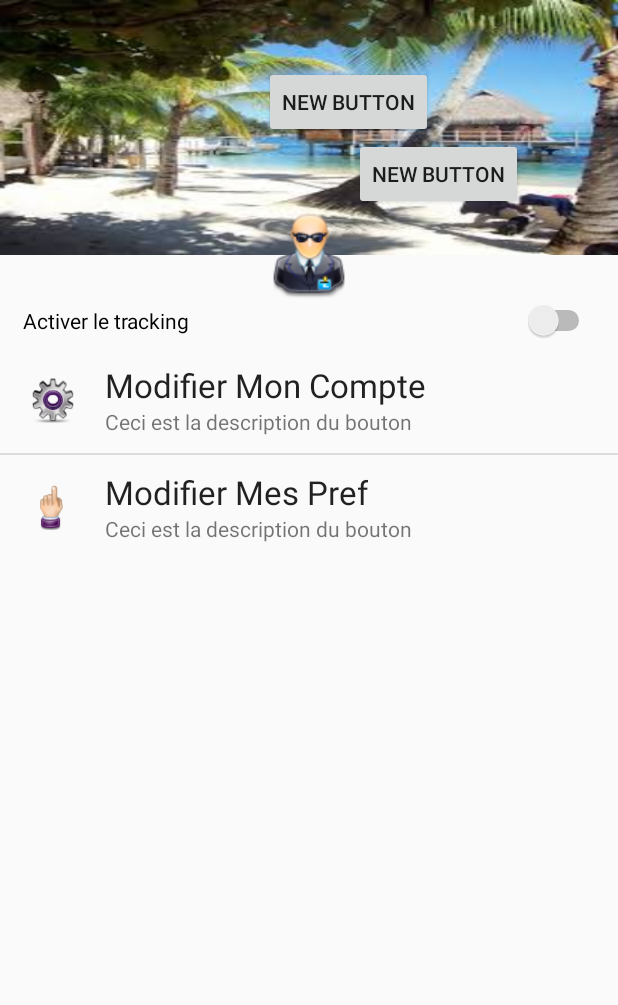
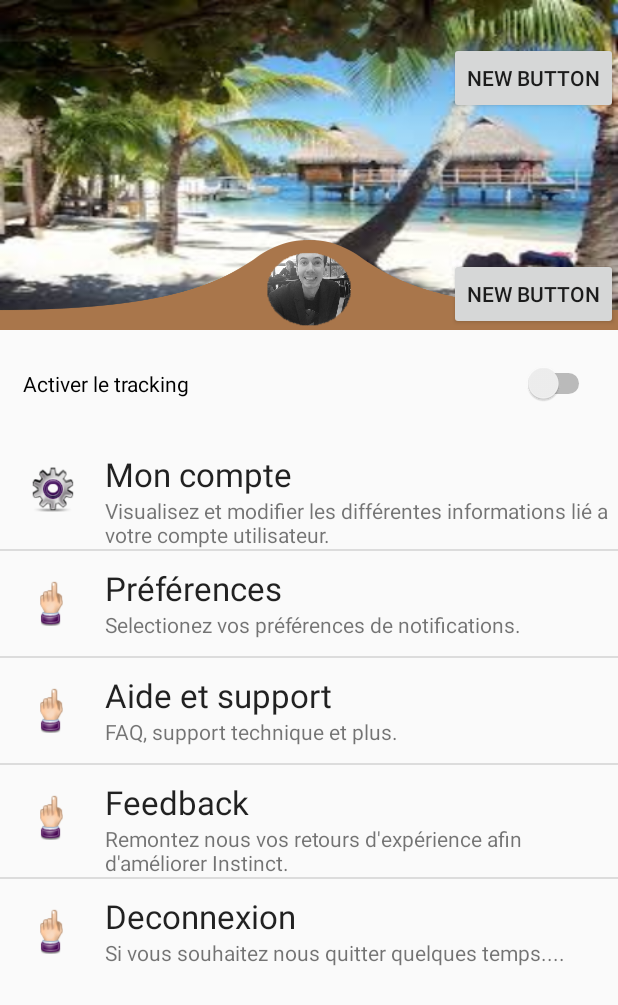
Before and after one commit to SebI0/HHD2K15, an Android app: the screen it shows after launch (UserCompteActivity), on a phone screen of 412 x 824 dp. Shown: the top 1005 px of the screen. Run offline under Robolectric (Android 15) with nearby library versions, the light colour scheme and no system bars; libraries missing offline, so code that uses them is left out: com.loopj.android, cz.msebera.android.

Commit message:
Ajout d'élément graphique sur le compte profil

```diff
--- a/app/src/main/java/com/seb/hhd2k15/ItemMenuUser.java
+++ b/app/src/main/java/com/seb/hhd2k15/ItemMenuUser.java
@@ -30,10 +30,16 @@ public class ItemMenuUser {
 
     private static void creationDeToutLesItems(ArrayList<ItemMenuUser> LIST, Context c) {
         // Modifier Mon Compte
-        ItemMenuUser ModifierMonCompte = new ItemMenuUser("Modifier Mon Compte", "Ceci est la description du bouton", c.getResources().getDrawable(R.drawable.modifier_compte_user_icon));
+        ItemMenuUser ModifierMonCompte = new ItemMenuUser("Mon compte", "Visualisez et modifier les différentes informations lié a votre compte utilisateur.", c.getResources().getDrawable(R.drawable.modifier_compte_user_icon));
         LIST.add(ModifierMonCompte);
-        ItemMenuUser ModifierMesPreferances = new ItemMenuUser("Modifier Mes Pref", "Ceci est la description du bouton", c.getResources().getDrawable(R.drawable.modifier_pref_user_icon));
+        ItemMenuUser ModifierMesPreferances = new ItemMenuUser("Préférences", "Selectionez vos préférences de notifications.", c.getResources().getDrawable(R.drawable.modifier_pref_user_icon));
         LIST.add(ModifierMesPreferances);
+        ItemMenuUser Help = new ItemMenuUser("Aide et support", "FAQ, support technique et plus.", c.getResources().getDrawable(R.drawable.modifier_pref_user_icon));
+        LIST.add(Help);
+        ItemMenuUser Feedback = new ItemMenuUser("Feedback", "Remontez nous vos retours d'expérience afin d'améliorer Instinct.", c.getResources().getDrawable(R.drawable.modifier_pref_user_icon));
+        LIST.add(Feedback);
+        ItemMenuUser Logout= new ItemMenuUser("Deconnexion", "Si vous souhaitez nous quitter quelques temps....", c.getResources().getDrawable(R.drawable.modifier_pref_user_icon));
+        LIST.add(Logout);
     }
 
     public String getName() {
--- a/app/src/main/java/com/seb/hhd2k15/MainActivity.java
+++ b/app/src/main/java/com/seb/hhd2k15/MainActivity.java
@@ -31,12 +31,4 @@ public class MainActivity extends AppCompatActivity {
 
 
     }
-
-
-<<<<<<< HEAD
-
-
-
-=======
->>>>>>> bdd34442a974d1a3dce49026d2fcf6bf7adf5904
 }
--- a/app/src/main/java/com/seb/hhd2k15/Tag.java
+++ b/app/src/main/java/com/seb/hhd2k15/Tag.java
@@ -29,10 +29,10 @@ public class Tag {
         list.add(new Tag("#Point de vue"));
         list.add(new Tag("#Romantique"));
         list.add(new Tag("#Photographique"));
-        list.add(new Tag("#yolo"));
-        list.add(new Tag("#yolo"));
-        list.add(new Tag("#yolo"));
-        list.add(new Tag("#yolo"));
+        list.add(new Tag("#Culturel"));
+        list.add(new Tag("#Insolite"));
+        list.add(new Tag("#Marchants locaux"));
+        list.add(new Tag("#Événément"));
 
 
         return list;
--- a/app/src/main/res/layout/activity_userprofile.xml
+++ b/app/src/main/res/layout/activity_userprofile.xml
@@ -14,7 +14,7 @@
 
         <RelativeLayout
             android:layout_width="match_parent"
-            android:layout_height="200dp"
+            android:layout_height="220dp"
             android:id="@+id/topBarEditAccount">
 
             <ImageView
@@ -23,38 +23,57 @@
                 android:id="@+id/imgView"
                 android:src="@drawable/background_sample"
                 android:scaleType="fitXY"
-                android:adjustViewBounds="false" />
-            <ImageView
-                android:layout_width="60dp"
-                android:layout_height="60dp"
-                android:layout_alignParentBottom="true"
-                android:layout_centerHorizontal="true"
-                android:src="@drawable/anonymous_user_icon"
-                android:id="@+id/imageView2" />
+                android:adjustViewBounds="false"
+                android:layout_alignParentTop="true"
+                android:layout_alignParentBottom="true" />
+
+            <RelativeLayout
+                android:layout_width="match_parent"
+                android:layout_height="match_parent"
+                android:layout_below="@+id/curlTest">
 
                 <Button
                     android:layout_width="wrap_content"
                     android:layout_height="wrap_content"
                     android:text="New Button"
                     android:id="@+id/curlTest"
-                android:layout_above="@+id/imageView2"
-                android:layout_toRightOf="@+id/imageView2"
-                android:layout_toEndOf="@+id/imageView2" />
+                    android:layout_alignBottom="@+id/imageView2"
+                    android:layout_alignParentRight="true"
+                    android:layout_alignParentEnd="true" />
 
                 <Button
                     android:layout_width="wrap_content"
                     android:layout_height="wrap_content"
                     android:text="New Button"
                     android:id="@+id/button"
-                android:layout_above="@+id/curlTest"
-                android:layout_alignLeft="@+id/imageView2"
-                android:layout_alignStart="@+id/imageView2" />
+                    android:layout_alignParentTop="true"
+                    android:layout_alignLeft="@+id/curlTest"
+                    android:layout_alignStart="@+id/curlTest"
+                    android:layout_marginTop="28dp" />
+
+                <ImageView
+                    android:layout_width="60dp"
+                    android:layout_height="60dp"
+                    android:src="@drawable/profile_seb"
+                    android:id="@+id/imageView2"
+                    android:layout_alignParentBottom="true"
+                    android:layout_centerHorizontal="true" />
+
+                <ImageView
+                    android:layout_width="wrap_content"
+                    android:layout_height="wrap_content"
+                    android:id="@+id/ProfilePicCadre"
+                    android:background="@drawable/profilepic"
+                    android:layout_alignTop="@+id/imageView2"
+                    android:layout_alignParentLeft="true"
+                    android:layout_alignParentStart="true" />
+            </RelativeLayout>
 
         </RelativeLayout>
 
         <RelativeLayout
             android:layout_width="match_parent"
-            android:layout_height="32dp"
+            android:layout_height="71dp"
             android:id="@+id/MiddleBarEditTracking">
 
             <RelativeLayout
@@ -67,19 +86,20 @@
                     android:text="Activer le tracking"
                     android:id="@+id/SwitchTracking"
                     android:checked="false"
-                    android:layout_alignParentTop="true"
                     android:nestedScrollingEnabled="false"
                     android:onClick="SwitchGPSChanged"
                     android:paddingLeft="15dp"
-                    android:paddingRight="15dp" />
+                    android:paddingRight="15dp"
+                    android:layout_centerVertical="true"
+                    android:layout_alignParentLeft="true"
+                    android:layout_alignParentStart="true" />
             </RelativeLayout>
 
         </RelativeLayout>
 
         <RelativeLayout
             android:layout_width="match_parent"
-            android:layout_height="263dp"
-            >
+            android:layout_height="match_parent">
 
             <ListView
                 android:layout_width="wrap_content"
@@ -90,9 +110,5 @@
                 android:layout_alignParentStart="true" />
         </RelativeLayout>
 
-        <RelativeLayout
-            android:layout_width="match_parent"
-            android:layout_height="match_parent"></RelativeLayout>
-
     </LinearLayout>
 </android.support.design.widget.CoordinatorLayout>
```
Also changed, not shown: app/src/main/res/drawable/profile_pics/profilepic.png (added), app/src/main/res/drawable/profile_seb.png (added), app/src/main/res/drawable/profilepic.png (added), 2 other files. Lines whose indentation alone changed are shown as unchanged.
